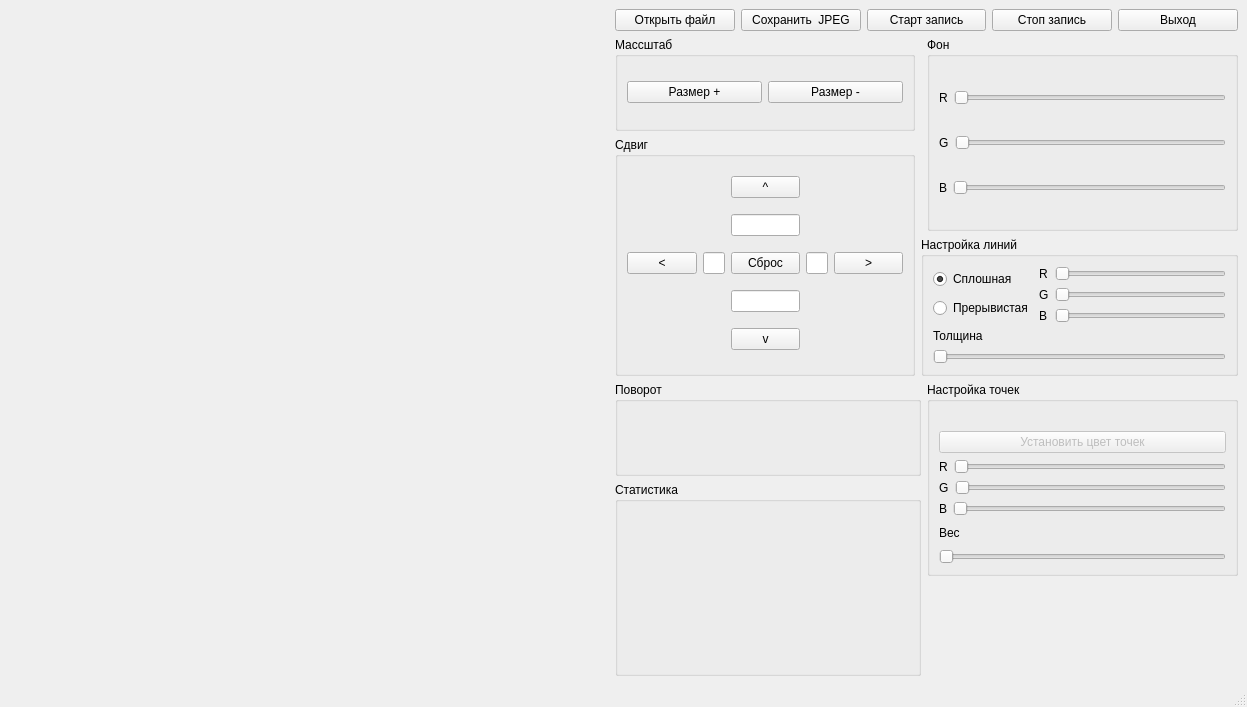
Above: viewer.ui from dandyelf/3dviewer1.0 before the change. Below: the same form after it.
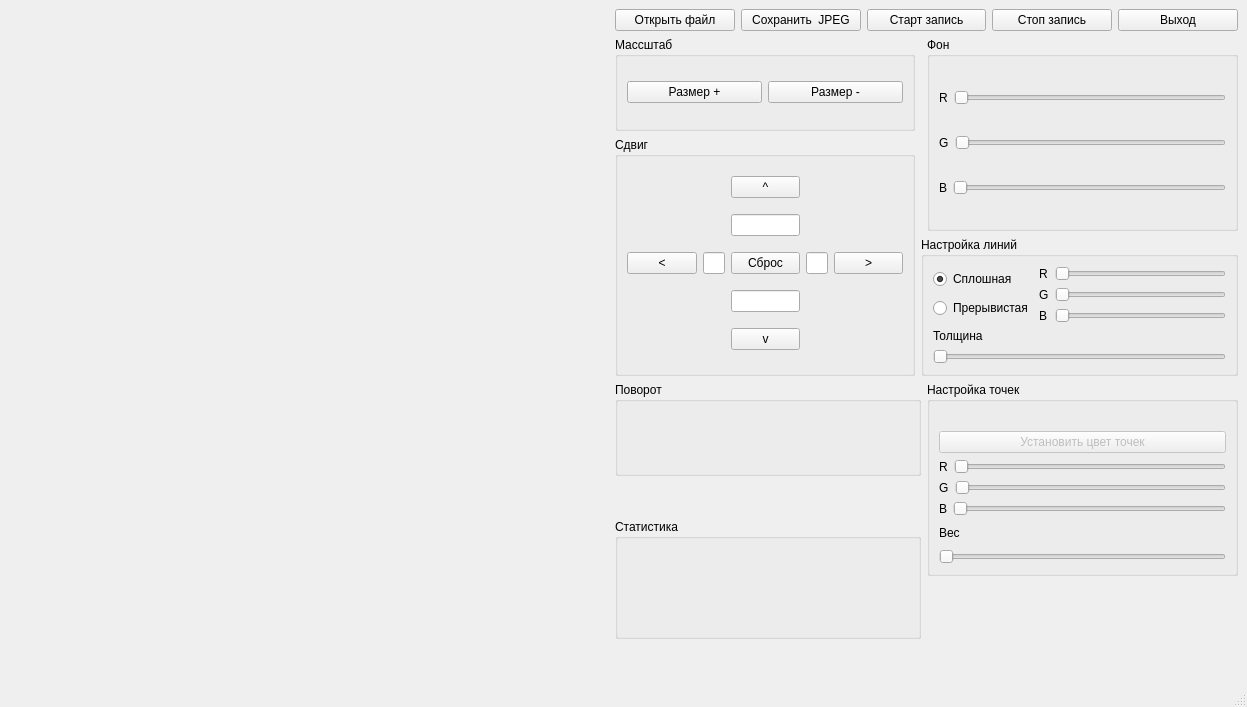
That is the form after the change. Custom widgets are drawn as their Qt base class.

```diff
--- a/viewer.ui
+++ b/viewer.ui
@@ -59,6 +59,12 @@
     </item>
     <item row="5" column="1" rowspan="2" colspan="2">
      <widget class="QGroupBox" name="groupBox_4">
+      <property name="maximumSize">
+       <size>
+        <width>16777215</width>
+        <height>120</height>
+       </size>
+      </property>
       <property name="title">
        <string>Статистика</string>
       </property>
```
